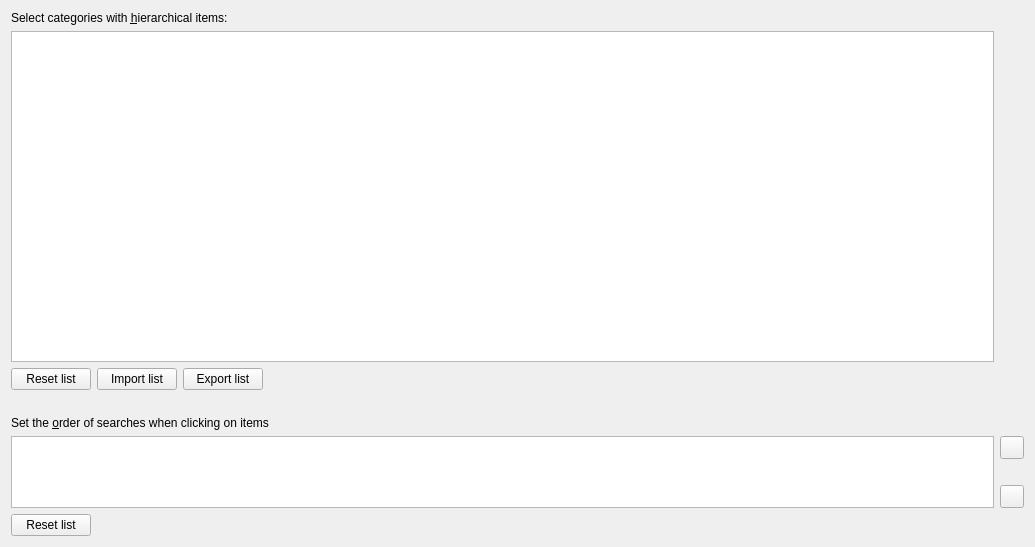
Qt form src/calibre/gui2/preferences/look_feel_tabs/tb_hierarchy.ui (kovidgoyal/calibre) before a commit.
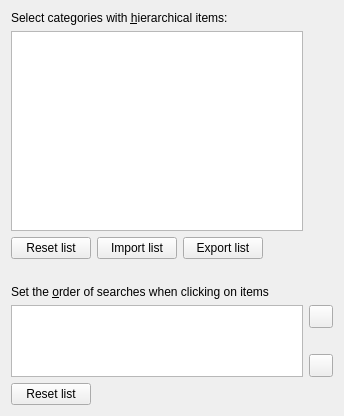
The same form after that commit. Icons and pictures are not drawn. Custom widgets are drawn as their Qt base class.

```diff
--- a/src/calibre/gui2/preferences/look_feel_tabs/tb_hierarchy.ui
+++ b/src/calibre/gui2/preferences/look_feel_tabs/tb_hierarchy.ui
@@ -2,17 +2,6 @@
 <ui version="4.0">
  <class>Form</class>
  <widget class="QWidget" name="Form">
-  <property name="geometry">
-   <rect>
-    <x>0</x>
-    <y>0</y>
-    <width>1035</width>
-    <height>547</height>
-   </rect>
-  </property>
-  <property name="windowTitle">
-   <string>Form</string>
-  </property>
   <layout class="QGridLayout">
    <item row="0" column="0">
     <widget class="QLabel" name="label">
```
